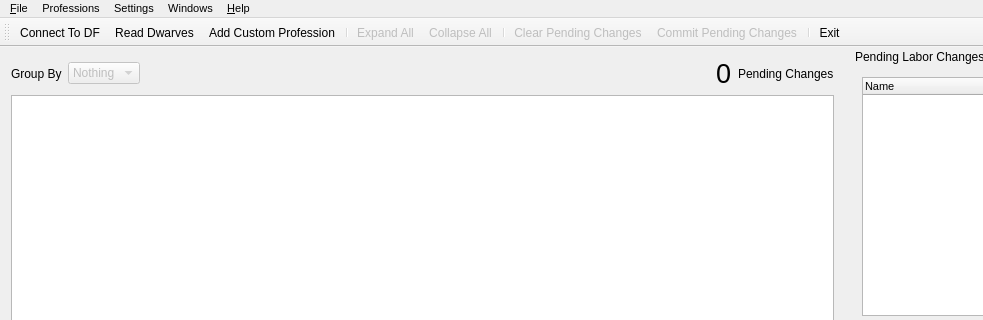
Before: the Qt Designer form ui/mainwindow.ui in BlessedHeretic/dwarf-therapist-1, drawn with Qt 5; both pictures show x 0 to 983 and y 0 to 320 of the 1129 by 747 pixel window.
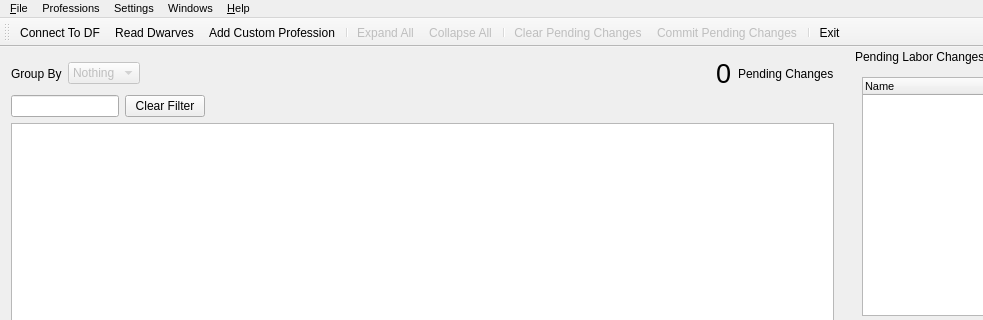
After: the same form once the commit is applied. Icons and pictures are not drawn. Custom widgets are drawn as their Qt base class.

Diff of the .ui file:
```diff
--- a/ui/mainwindow.ui
+++ b/ui/mainwindow.ui
@@ -83,6 +83,33 @@
       </item>
      </layout>
     </item>
+    <item>
+     <layout class="QHBoxLayout" name="horizontalLayout" stretch="0,0,2">
+      <item>
+       <widget class="QLineEdit" name="le_filter_text"/>
+      </item>
+      <item>
+       <widget class="QPushButton" name="pushButton">
+        <property name="text">
+         <string>Clear Filter</string>
+        </property>
+       </widget>
+      </item>
+      <item>
+       <spacer name="horizontalSpacer_3">
+        <property name="orientation">
+         <enum>Qt::Horizontal</enum>
+        </property>
+        <property name="sizeHint" stdset="0">
+         <size>
+          <width>40</width>
+          <height>20</height>
+         </size>
+        </property>
+       </spacer>
+      </item>
+     </layout>
+    </item>
     <item>
      <widget class="StateTableView" name="stv">
       <property name="font">
@@ -121,7 +148,7 @@
        <bool>true</bool>
       </property>
       <property name="sortingEnabled">
-       <bool>false</bool>
+       <bool>true</bool>
       </property>
       <property name="animated">
        <bool>false</bool>
@@ -144,9 +171,15 @@
       <attribute name="headerMinimumSectionSize">
        <number>16</number>
       </attribute>
+      <attribute name="headerShowSortIndicator" stdset="0">
+       <bool>true</bool>
+      </attribute>
       <attribute name="headerStretchLastSection">
        <bool>false</bool>
       </attribute>
+      <attribute name="headerShowSortIndicator" stdset="0">
+       <bool>true</bool>
+      </attribute>
      </widget>
     </item>
    </layout>
```
Left out of the diff: 48 changed lines with no effect on the pictures.
